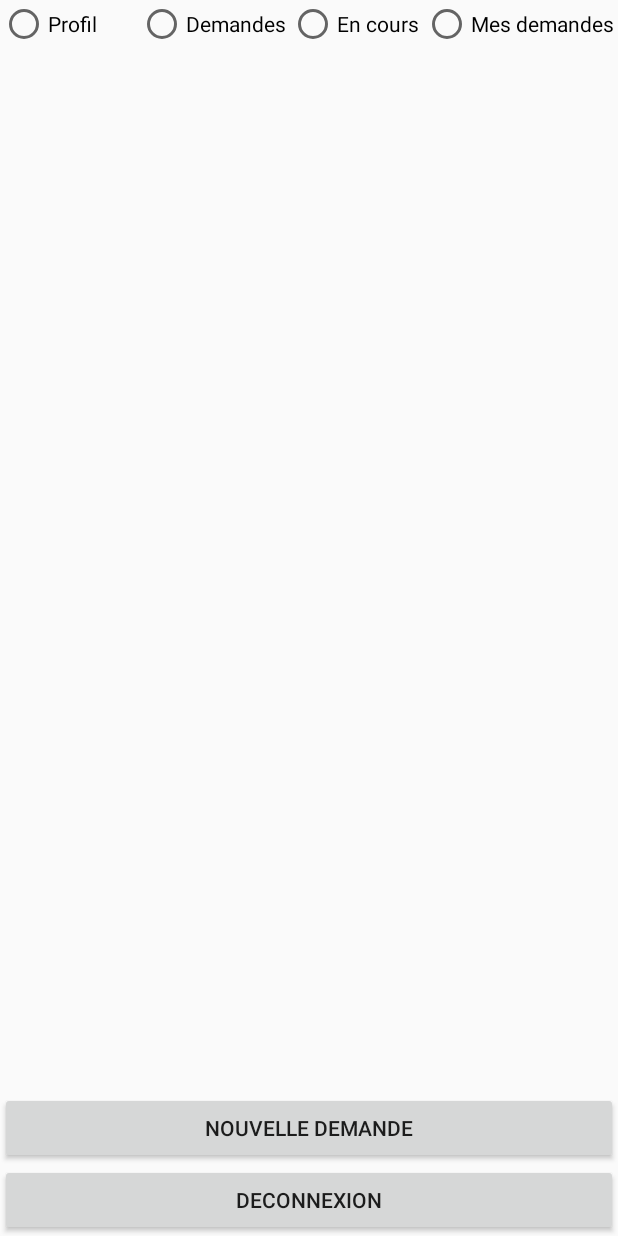
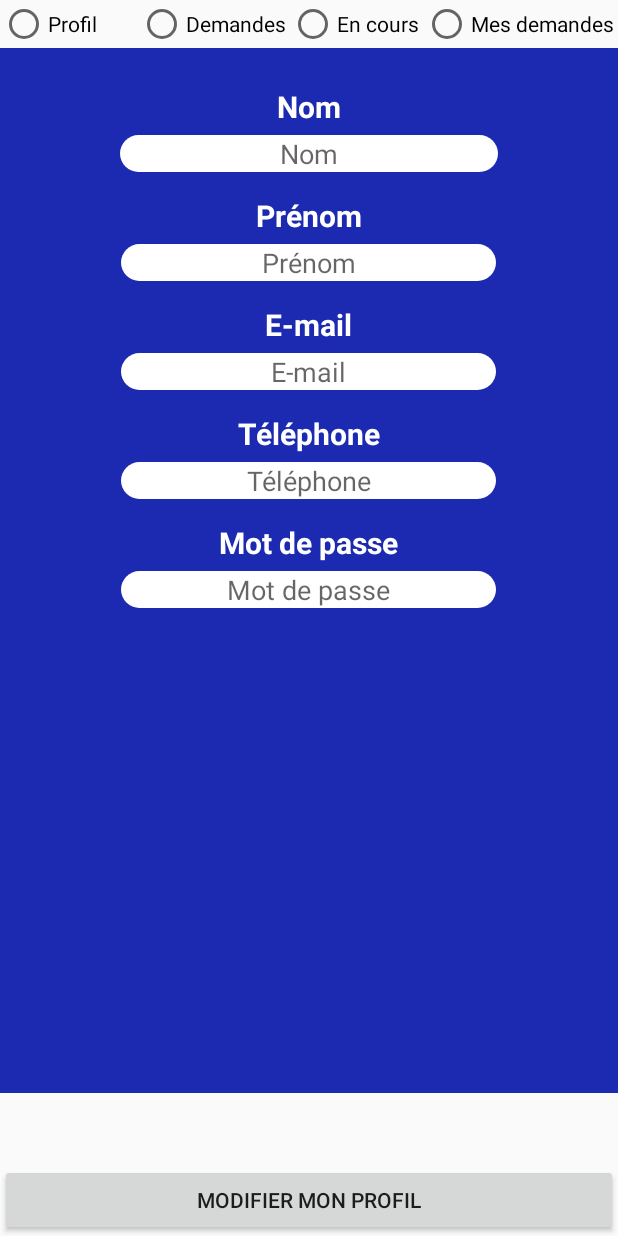
Before and after one commit to NamuroisThomas/Projet-d-Integration, an Android app: the layout profils.xml on its own in the app's theme, with its tools: preview values and no code run, on a phone screen of 412 x 824 dp. Run offline under Robolectric (Android 15) with nearby library versions, the phone set to English and light mode, and no system bars.

Commit message:
Layout profils.xml

```diff
--- a/applicationMobile/app/src/main/res/layout/profils.xml
+++ b/applicationMobile/app/src/main/res/layout/profils.xml
@@ -39,17 +39,138 @@
             android:text="@string/mesDemandes" />
     </RadioGroup>
 
-    <LinearLayout
+    <RelativeLayout
         android:layout_width="match_parent"
-        android:layout_height="220dp"
+        android:layout_height="358dp"
         android:layout_weight="1"
+        android:background="@color/backgroundApp"
         android:orientation="vertical">
 
-        <ListView
-            android:id="@+id/lstDemandes"
-            android:layout_width="match_parent"
-            android:layout_height="match_parent" />
-    </LinearLayout>
+        <TextView
+            android:id="@+id/inscriptionNomTexte"
+            android:layout_width="wrap_content"
+            android:layout_height="wrap_content"
+            android:layout_centerHorizontal="true"
+            android:layout_marginTop="25dip"
+            android:text="@string/nom"
+            android:textColor="#ffffff"
+            android:textSize="20sp"
+            android:textStyle="bold" />
+
+        <EditText
+            android:id="@+id/inscriptionNomEdit"
+            android:layout_width="252dp"
+            android:layout_height="wrap_content"
+            android:layout_below="@id/inscriptionNomTexte"
+            android:layout_centerHorizontal="true"
+            android:layout_marginTop="5dp"
+            android:autofillHints=""
+            android:background="@drawable/backgroundtext"
+            android:gravity="center"
+            android:hint="@string/nom"
+            android:inputType="text" />
+
+        <TextView
+            android:id="@+id/inscriptionPrenomTexte"
+            android:layout_width="wrap_content"
+            android:layout_height="wrap_content"
+            android:layout_below="@id/inscriptionNomEdit"
+            android:layout_centerHorizontal="true"
+            android:layout_marginTop="15dp"
+            android:text="@string/prenom"
+            android:textColor="#ffffff"
+            android:textSize="20sp"
+            android:textStyle="bold" />
+
+        <EditText
+            android:id="@+id/inscriptionPrenomEdit"
+            android:layout_width="250dp"
+            android:layout_height="wrap_content"
+            android:layout_below="@id/inscriptionPrenomTexte"
+            android:layout_centerHorizontal="true"
+            android:layout_marginTop="5dp"
+            android:autofillHints=""
+            android:background="@drawable/backgroundtext"
+            android:gravity="center"
+            android:hint="@string/prenom"
+            android:inputType="text" />
+
+        <TextView
+            android:id="@+id/inscriptionMailTexte"
+            android:layout_width="wrap_content"
+            android:layout_height="wrap_content"
+            android:layout_below="@id/inscriptionPrenomEdit"
+            android:layout_centerHorizontal="true"
+            android:layout_marginTop="15dp"
+            android:text="@string/mail"
+            android:textColor="#ffffff"
+            android:textSize="20sp"
+            android:textStyle="bold" />
+
+        <EditText
+            android:id="@+id/inscriptionMailEdit"
+            android:layout_width="250dp"
+            android:layout_height="wrap_content"
+            android:layout_below="@id/inscriptionMailTexte"
+            android:layout_centerHorizontal="true"
+            android:layout_marginTop="5dp"
+            android:autofillHints=""
+            android:background="@drawable/backgroundtext"
+            android:gravity="center"
+            android:hint="@string/mail"
+            android:inputType="textWebEmailAddress" />
+
+        <TextView
+            android:id="@+id/inscriptionGSMTexte"
+            android:layout_width="wrap_content"
+            android:layout_height="wrap_content"
+            android:layout_below="@id/inscriptionMailEdit"
+            android:layout_centerHorizontal="true"
+            android:layout_marginTop="15dp"
+            android:text="@string/gsm"
+            android:textColor="#ffffff"
+            android:textSize="20sp"
+            android:textStyle="bold" />
+
+        <EditText
+            android:id="@+id/inscriptionGSMEdit"
+            android:layout_width="250dp"
+            android:layout_height="wrap_content"
+            android:layout_below="@id/inscriptionGSMTexte"
+            android:layout_centerHorizontal="true"
+            android:layout_marginTop="5dp"
+            android:autofillHints=""
+            android:background="@drawable/backgroundtext"
+            android:gravity="center"
+            android:hint="@string/gsm"
+            android:inputType="phone" />
+
+        <TextView
+            android:id="@+id/inscriptionPSWTexte"
+            android:layout_width="wrap_content"
+            android:layout_height="wrap_content"
+            android:layout_below="@id/inscriptionGSMEdit"
+            android:layout_centerHorizontal="true"
+            android:layout_marginTop="15dp"
+            android:text="@string/password"
+            android:textColor="#ffffff"
+            android:textSize="20sp"
+            android:textStyle="bold" />
+
+        <EditText
+            android:id="@+id/inscriptionPSWEdit"
+            android:layout_width="250dp"
+            android:layout_height="wrap_content"
+            android:layout_below="@id/inscriptionPSWTexte"
+            android:layout_centerHorizontal="true"
+            android:layout_marginTop="5dp"
+            android:autofillHints=""
+            android:background="@drawable/backgroundtext"
+            android:gravity="center"
+            android:hint="@string/password"
+            android:inputType="textPassword" />
+
+    </RelativeLayout>
 
     <LinearLayout
         android:layout_width="match_parent"
@@ -59,15 +180,9 @@
         android:orientation="vertical">
 
         <Button
-            android:id="@+id/buttonAjoutDemande"
-            android:layout_width="match_parent"
-            android:layout_height="wrap_content"
-            android:text="@string/ajoutDemandes" />
-
-        <Button
             android:id="@+id/buttonDeconnexionHome"
             android:layout_width="match_parent"
             android:layout_height="wrap_content"
-            android:text="@string/deconnexion" />
+            android:text="@string/modifierProfil" />
     </LinearLayout>
 </LinearLayout>
--- a/applicationMobile/app/src/main/res/values/strings.xml
+++ b/applicationMobile/app/src/main/res/values/strings.xml
@@ -23,6 +23,7 @@
     <string name="enCours">En cours</string>
     <string name="mesDemandes">Mes demandes</string>
     <string name="ajoutDemandes">Nouvelle demande</string>
+    <string name="modifierProfil">Modifier mon profil</string>
 
 
 </resources>
```
